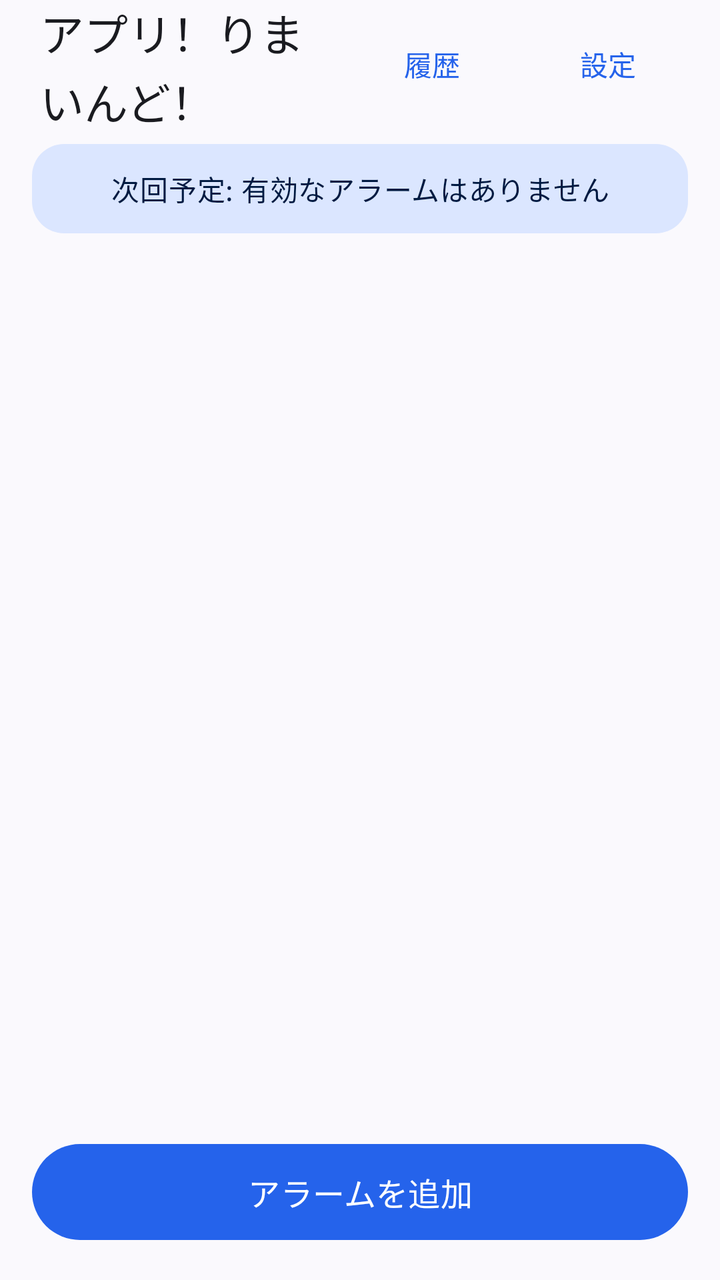
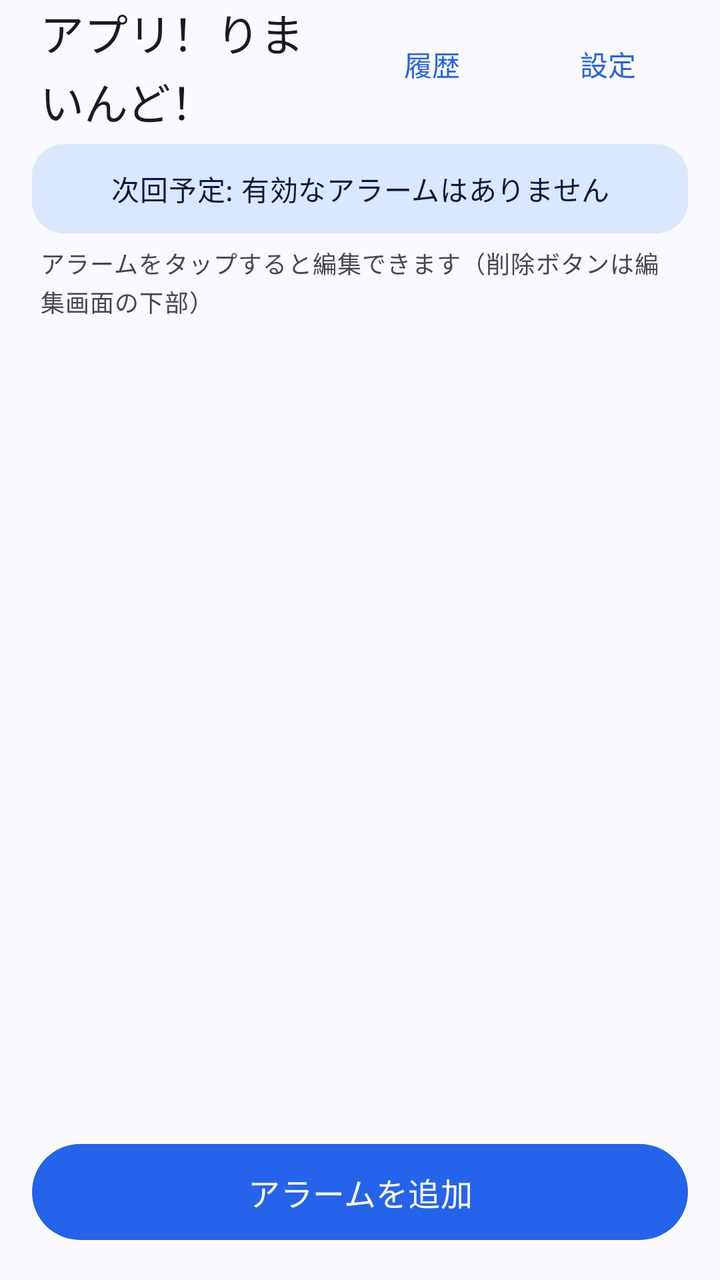

Screens rendered from an Android XML layout before and after an edit, with the pre-edit source and the edit as a unified diff.
<!-- AndroidManifest.xml: application theme Theme.AppAlarm -->
<!-- res/layout/activity_main.xml -->
<?xml version="1.0" encoding="utf-8"?>
<LinearLayout xmlns:android="http://schemas.android.com/apk/res/android" xmlns:app="http://schemas.android.com/apk/res-auto"
    android:layout_width="match_parent"
    android:layout_height="match_parent"
    android:background="?attr/colorSurface"
    android:fitsSystemWindows="true"
    android:orientation="vertical">

    <LinearLayout
        android:layout_width="match_parent"
        android:layout_height="64dp"
        android:gravity="center_vertical"
        android:orientation="horizontal"
        android:paddingStart="20dp"
        android:paddingEnd="12dp">

        <TextView
            android:layout_width="0dp"
            android:layout_height="wrap_content"
            android:layout_weight="1"
            android:text="@string/app_name"
            android:textAppearance="?attr/textAppearanceTitleLarge"
            android:textColor="?attr/colorOnSurface" />

        <Button
            android:id="@+id/btn_history"
            style="@style/Widget.Material3.Button.TextButton"
            android:layout_width="wrap_content"
            android:layout_height="wrap_content"
            android:text="履歴"
            android:textColor="?attr/colorPrimary" />
        <Button
            android:id="@+id/btn_settings"
            style="@style/Widget.Material3.Button.TextButton"
            android:layout_width="wrap_content"
            android:layout_height="wrap_content"
            android:text="設定"
            android:textColor="?attr/colorPrimary" />
    </LinearLayout>

    <HorizontalScrollView
        android:id="@+id/scroll_groups"
        android:layout_width="match_parent"
        android:layout_height="wrap_content"
        android:paddingStart="16dp"
        android:paddingEnd="16dp"
        android:scrollbars="none">

        <com.google.android.material.chip.ChipGroup
            android:id="@+id/chip_group_tags"
            android:layout_width="wrap_content"
            android:layout_height="wrap_content"
            app:selectionRequired="true"
            app:singleLine="true"
            app:singleSelection="true" />
    </HorizontalScrollView>

    <TextView
        android:id="@+id/tv_next_summary"
        android:layout_width="match_parent"
        android:layout_height="wrap_content"
        android:layout_marginStart="16dp"
        android:layout_marginTop="8dp"
        android:layout_marginEnd="16dp"
        android:background="@drawable/bg_summary"
        android:gravity="center"
        android:padding="12dp"
        android:text="次回予定: 有効なアラームはありません"
        android:textAppearance="?attr/textAppearanceBodyMedium"
        android:textColor="?attr/colorOnPrimaryContainer" />

    <ListView
        android:id="@+id/alarm_list"
        android:layout_width="match_parent"
        android:layout_height="0dp"
        android:layout_weight="1"
        android:clipToPadding="false"
        android:divider="@null"
        android:dividerHeight="8dp"
        android:padding="16dp" />

    <Button
        android:id="@+id/btn_add_alarm"
        style="@style/Widget.Material3.Button"
        android:layout_width="match_parent"
        android:layout_height="56dp"
        android:layout_marginStart="16dp"
        android:layout_marginEnd="16dp"
        android:layout_marginBottom="16dp"
        android:text="@string/add_alarm"
        android:textSize="16sp" />

</LinearLayout>
<!-- resources referenced by this layout -->
<resources>
  <!-- drawable bg_summary (drawable) -->
  <?xml version="1.0" encoding="utf-8"?>
  <shape xmlns:android="http://schemas.android.com/apk/res/android" android:shape="rectangle">
      <corners android:radius="16dp" />
      <solid android:color="?attr/colorPrimaryContainer" />
  </shape>
  <string name="add_alarm">アラームを追加</string>
  <string name="app_name">アプリ！りまいんど！</string>
  <style name="Theme.AppAlarm" parent="Theme.Material3.DayNight.NoActionBar">
          <item name="colorPrimary">#2563EB</item>
          <item name="colorOnPrimary">#FFFFFF</item>
          <item name="colorPrimaryContainer">#DBE6FF</item>
          <item name="colorOnPrimaryContainer">#001A41</item>
          <item name="colorSecondary">#575E71</item>
          <item name="colorOnSecondary">#FFFFFF</item>
          <item name="colorSecondaryContainer">#DBE2F9</item>
          <item name="colorOnSecondaryContainer">#141B2C</item>
          <item name="android:colorBackground">#FAF9FD</item>
          <item name="colorSurface">#FAF9FD</item>
          <item name="colorOnSurface">#1A1B20</item>
          <item name="colorSurfaceVariant">#E1E2EC</item>
          <item name="colorOnSurfaceVariant">#44474F</item>
          <item name="colorSurfaceContainerLowest">#FFFFFF</item>
          <item name="colorSurfaceContainerLow">#F4F3F7</item>
          <item name="colorSurfaceContainer">#EEEDF1</item>
          <item name="colorSurfaceContainerHigh">#E8E7EB</item>
          <item name="colorSurfaceContainerHighest">#E3E2E6</item>
          <item name="colorOutline">#74777F</item>
          <item name="colorOutlineVariant">#C4C6D0</item>
          <item name="colorError">#BA1A1A</item>
          <item name="colorOnError">#FFFFFF</item>
          <item name="android:statusBarColor">?attr/colorSurface</item>
          <item name="android:navigationBarColor">?attr/colorSurface</item>
          <item name="android:windowLightStatusBar">true</item>
          <item name="android:windowLightNavigationBar">true</item>
      </style>
</resources>

<!-- the commit's change to res/layout/activity_main.xml (unified diff, before → after) -->
@@ -69,6 +69,16 @@
         android:textAppearance="?attr/textAppearanceBodyMedium"
         android:textColor="?attr/colorOnPrimaryContainer" />
 
+    <TextView
+        android:layout_width="match_parent"
+        android:layout_height="wrap_content"
+        android:layout_marginStart="20dp"
+        android:layout_marginTop="6dp"
+        android:layout_marginEnd="20dp"
+        android:text="アラームをタップすると編集できます（削除ボタンは編集画面の下部）"
+        android:textAppearance="?attr/textAppearanceBodySmall"
+        android:textColor="?attr/colorOnSurfaceVariant" />
+
     <ListView
         android:id="@+id/alarm_list"
         android:layout_width="match_parent"
